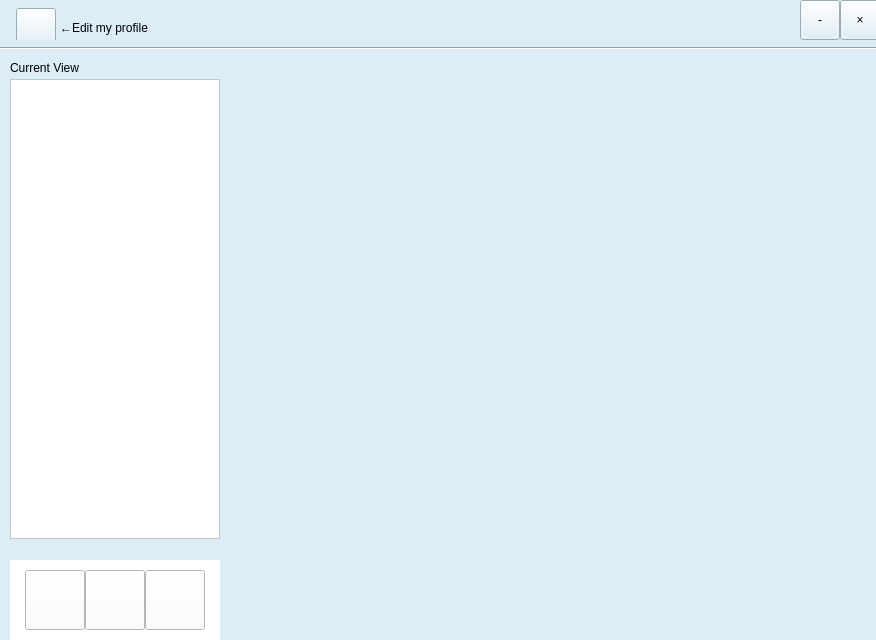
pechpo/What-s-up, file client/ui/mainwindow.ui: the form before one commit.
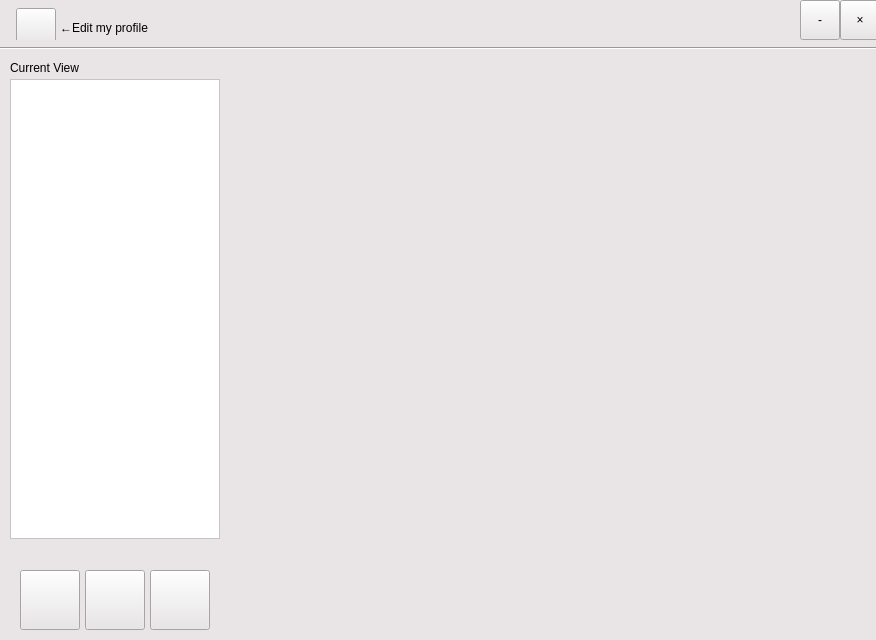
The form after the commit. Icons and pictures are not drawn.

The edit to the form file:
```diff
--- a/client/ui/mainwindow.ui
+++ b/client/ui/mainwindow.ui
@@ -26,7 +26,7 @@
     </rect>
    </property>
    <property name="styleSheet">
-    <string notr="true">background-color: rgb(219, 237, 247);</string>
+    <string notr="true">background-color: rgb(233, 228, 230);</string>
    </property>
    <widget class="QToolButton" name="minimizeButton">
     <property name="geometry">
@@ -86,12 +86,12 @@
      </rect>
     </property>
     <property name="styleSheet">
-     <string notr="true">background-color: rgb(255, 255, 255);</string>
+     <string notr="true">background-color: rgb(233, 228, 230);</string>
     </property>
     <widget class="QToolButton" name="grouplistButton">
      <property name="geometry">
       <rect>
-       <x>15</x>
+       <x>10</x>
        <y>10</y>
        <width>60</width>
        <height>60</height>
@@ -123,7 +123,7 @@
     <widget class="QToolButton" name="toolButton">
      <property name="geometry">
       <rect>
-       <x>135</x>
+       <x>140</x>
        <y>10</y>
        <width>60</width>
        <height>60</height>
```
